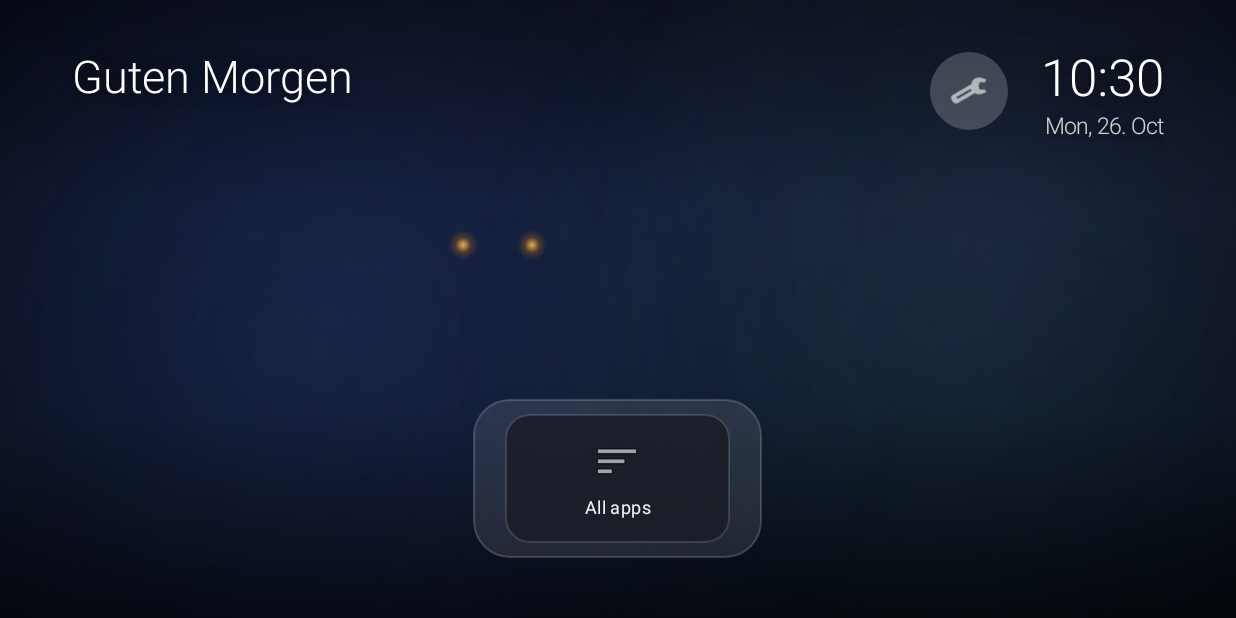
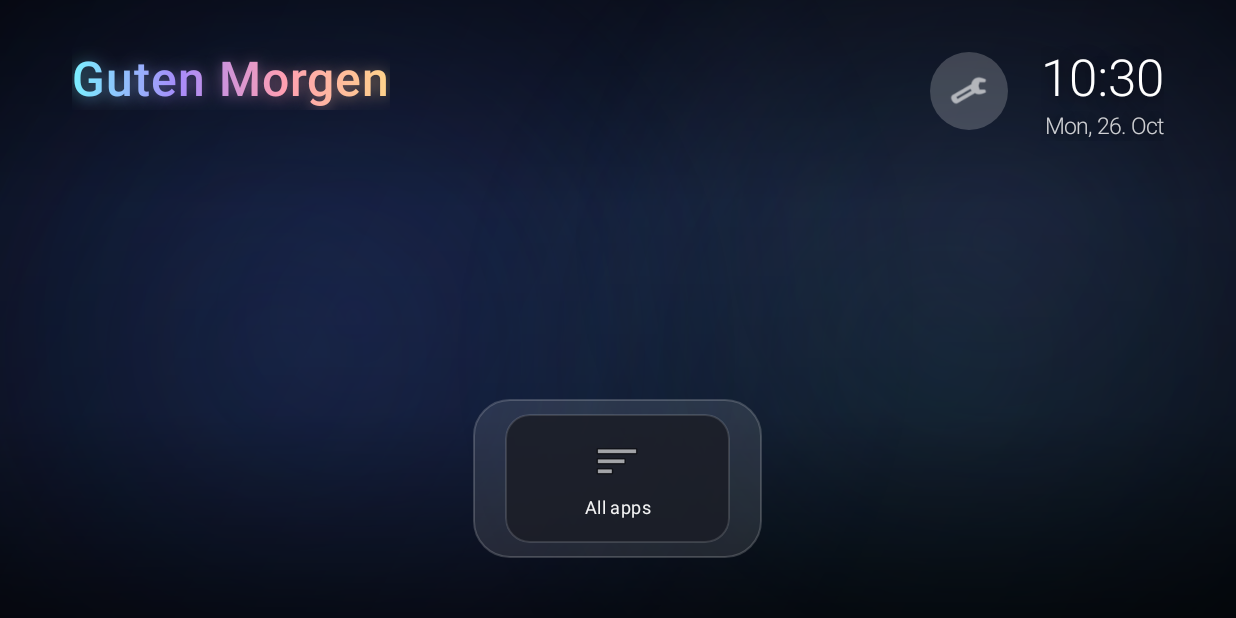
Before and after one commit to cornellvukkrassa-wq/Meine-erste-Hacker-, an Android app: the screen it shows after launch (MainActivity), on a phone screen of 824 x 412 dp (held sideways). Run offline under Robolectric (Android 15) with nearby library versions, the phone set to English and light mode, and no system bars.

Commit message:
Home screen: colourful gradient text, bolder font, brighter/more frequent eyes
Greeting and hero title now use a medium-weight face with a lively
cyan-violet-pink-amber gradient across the glyphs. The glowing eyes are
larger and brighter and appear every ~9-18s (first a few seconds in)
instead of every 22-48s.

Co-Authored-By: Claude Opus 5.5 <noreply@anthropic.com>
Claude-Session: https://claude.ai/code/session_01D7Sm8u9mbAfFq1KTSTVm2s

```diff
--- a/launcher/app/src/main/java/com/minimal/tvhome/MainActivity.java
+++ b/launcher/app/src/main/java/com/minimal/tvhome/MainActivity.java
@@ -10,6 +10,8 @@ import android.content.pm.ResolveInfo;
 import android.graphics.Bitmap;
 import android.graphics.BitmapFactory;
 import android.graphics.Color;
+import android.graphics.LinearGradient;
+import android.graphics.Shader;
 import android.graphics.Typeface;
 import android.graphics.drawable.Drawable;
 import android.graphics.drawable.GradientDrawable;
@@ -111,12 +113,15 @@ public class MainActivity extends Activity {
     @Override
     protected void onResume() {
         super.onResume();
-        if (greeting != null) greeting.setText(greetingText());
+        if (greeting != null) {
+            greeting.setText(greetingText());
+            applyTextGradient(greeting);
+        }
         buildDock();
         handler.removeCallbacks(rotate);
         handler.post(rotate);
         handler.removeCallbacks(eyesRunnable);
-        handler.postDelayed(eyesRunnable, 8000);   // first sighting a few seconds in
+        handler.postDelayed(eyesRunnable, 4000);   // first sighting a few seconds in
     }
 
     @Override
@@ -177,9 +182,9 @@ public class MainActivity extends Activity {
         eyes = new LinearLayout(this);
         eyes.setOrientation(LinearLayout.HORIZONTAL);
         eyes.setAlpha(0f);
-        eyes.addView(eyeL, new LinearLayout.LayoutParams(dp(20), dp(20)));
-        LinearLayout.LayoutParams erp = new LinearLayout.LayoutParams(dp(20), dp(20));
-        erp.leftMargin = dp(26);
+        eyes.addView(eyeL, new LinearLayout.LayoutParams(dp(24), dp(24)));
+        LinearLayout.LayoutParams erp = new LinearLayout.LayoutParams(dp(24), dp(24));
+        erp.leftMargin = dp(28);
         eyes.addView(eyeR, erp);
         root.addView(eyes, new FrameLayout.LayoutParams(-2, -2, Gravity.TOP | Gravity.START));
 
@@ -240,9 +245,10 @@ public class MainActivity extends Activity {
         // updating as you move along the dock - fills the screen, Apple-TV style.
         heroTitle = new TextView(this);
         heroTitle.setTextColor(Color.WHITE);
-        heroTitle.setTextSize(52);
-        heroTitle.setTypeface(Typeface.create("sans-serif-light", Typeface.NORMAL));
-        heroTitle.setShadowLayer(16, 0, 3, 0xAA000000);
+        heroTitle.setTextSize(54);
+        heroTitle.setTypeface(Typeface.create("sans-serif-medium", Typeface.NORMAL));
+        heroTitle.setLetterSpacing(0.01f);
+        heroTitle.setShadowLayer(18, 0, 3, 0xAA000000);
         heroTitle.setSingleLine(true);
         heroTitle.setEllipsize(TextUtils.TruncateAt.END);
         FrameLayout.LayoutParams hlp = new FrameLayout.LayoutParams(-2, -2, Gravity.BOTTOM | Gravity.CENTER_HORIZONTAL);
@@ -252,10 +258,12 @@ public class MainActivity extends Activity {
         // Top-left: a greeting that follows the time of day - a bit of warmth.
         greeting = new TextView(this);
         greeting.setTextColor(Color.WHITE);
-        greeting.setTextSize(30);
-        greeting.setTypeface(Typeface.create("sans-serif-light", Typeface.NORMAL));
+        greeting.setTextSize(32);
+        greeting.setTypeface(Typeface.create("sans-serif-medium", Typeface.NORMAL));
+        greeting.setLetterSpacing(0.02f);
         greeting.setShadowLayer(12, 0, 2, 0x88000000);
         greeting.setText(greetingText());
+        applyTextGradient(greeting);
         FrameLayout.LayoutParams glp = new FrameLayout.LayoutParams(-2, -2, Gravity.TOP | Gravity.START);
         glp.setMargins(dp(48), dp(30), 0, 0);
         root.addView(greeting, glp);
@@ -340,8 +348,8 @@ public class MainActivity extends Activity {
         GradientDrawable g = new GradientDrawable();
         g.setShape(GradientDrawable.OVAL);
         g.setGradientType(GradientDrawable.RADIAL_GRADIENT);
-        g.setGradientRadius(dp(10));
-        g.setColors(new int[]{0xFFFFC24D, 0x44FF8A00, 0x00000000});   // amber glow -> dark
+        g.setGradientRadius(dp(13));
+        g.setColors(new int[]{0xFFFFF2C0, 0x99FFB300, 0x00000000});   // bright amber glow -> dark
         View v = new View(this);
         v.setBackground(g);
         return v;
@@ -360,11 +368,11 @@ public class MainActivity extends Activity {
             }
             eyeL.setScaleY(1f);
             eyeR.setScaleY(1f);
-            eyes.animate().alpha(0.9f).setDuration(1400).start();
-            handler.postDelayed(() -> blink(eyeL), 2200);
-            handler.postDelayed(() -> blink(eyeR), 2260);
-            handler.postDelayed(() -> eyes.animate().alpha(0f).setDuration(1600).start(), 3200);
-            handler.postDelayed(this, 22000 + rnd.nextInt(26000));   // 22-48s later
+            eyes.animate().alpha(1f).setDuration(1100).start();
+            handler.postDelayed(() -> blink(eyeL), 1900);
+            handler.postDelayed(() -> blink(eyeR), 1960);
+            handler.postDelayed(() -> eyes.animate().alpha(0f).setDuration(1300).start(), 2900);
+            handler.postDelayed(this, 9000 + rnd.nextInt(9000));   // 9-18s later
         }
     };
 
@@ -373,10 +381,21 @@ public class MainActivity extends Activity {
                 .withEndAction(() -> eye.animate().scaleY(1f).setDuration(130).start()).start();
     }
 
+    // A lively multi-colour gradient across the text - cyan -> violet -> pink -> amber.
+    private static final int[] TEXT_COLORS = {0xFF7AF0FF, 0xFFA78BFA, 0xFFFF9FB2, 0xFFFFD48A};
+
+    private void applyTextGradient(TextView tv) {
+        String s = tv.getText().toString();
+        float w = tv.getPaint().measureText(s.isEmpty() ? " " : s);
+        tv.getPaint().setShader(new LinearGradient(0, 0, w, 0, TEXT_COLORS, null, Shader.TileMode.CLAMP));
+        tv.invalidate();
+    }
+
     private void setHero(String text) {
         if (heroTitle == null) return;
         if (text != null && text.equals(heroTitle.getText().toString())) return;
         heroTitle.setText(text == null ? "" : text);
+        applyTextGradient(heroTitle);
         heroTitle.setAlpha(0f);
         heroTitle.setTranslationY(dp(8));
         heroTitle.animate().alpha(1f).translationY(0).setDuration(180).start();
```
